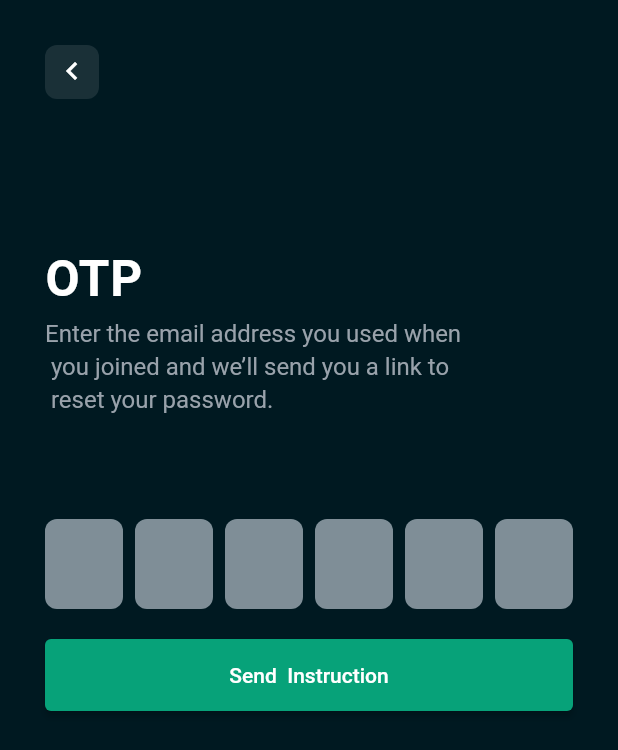
After one commit to MUKesh98m/Firebase_Authentications, a Flutter app: the otp_page screen opened directly, on a phone screen of 412 x 824 dp. The commit adds this screen. Shown: the top 750 px of the screen. Run offline on Flutter 3.47's test engine with Material 2 defaults, Android fonts, the phone set to English and light mode, and no system bars; drawn by our look-alikes of pinput; our stand-ins replace awesome_snackbar_content, cloud_firestore, firebase_auth, firebase_core, flutter_otp_text_field, flutter_secure_storage and 5 more; missing offline and left inert: floating_frosted_bottom_bar; accounts and stored records are empty; Roboto replaces fonts that are missing (SF Pro Display).

Commit message:
Phone Authentucation,otp

```diff
--- a/lib/Homepage.dart
+++ b/lib/Homepage.dart
@@ -1,3 +1,4 @@
+import 'package:auth/phoneauthentication.dart';
 import 'package:auth/profile%20page.dart';
 import 'package:auth/sign_in.dart';
 import 'package:auth/updatepassword.dart';
@@ -118,7 +119,7 @@ class _HomepageState extends State<Homepage>
             dragStartBehavior: DragStartBehavior.down,
             physics: const BouncingScrollPhysics(),
             children: [
-              update_password(),
+              phoneauthentication(),
               forgot_page(),
               verifyemail(),
             ]),
--- /dev/null
+++ b/lib/phoneauthentication.dart
@@ -0,0 +1,262 @@
+import 'package:auth/Homepage.dart';
+import 'package:auth/resetpassord.dart';
+import 'package:auth/sign_in.dart';
+import 'package:auth/textform.dart';
+import 'package:firebase_auth/firebase_auth.dart';
+import 'package:flutter/cupertino.dart';
+import 'package:flutter/material.dart';
+import 'package:flutter_otp_text_field/flutter_otp_text_field.dart';
+import 'package:flutter_secure_storage/flutter_secure_storage.dart';
+
+import 'package:hexcolor/hexcolor.dart';
+import 'package:pinput/pinput.dart';
+
+import 'constant.dart';
+
+class phoneauthentication extends StatefulWidget {
+  const phoneauthentication({Key? key}) : super(key: key);
+
+  @override
+  State<phoneauthentication> createState() => _phoneauthenticationState();
+}
+
+class _phoneauthenticationState extends State<phoneauthentication> {
+  TextEditingController number = TextEditingController();
+  final formKey = GlobalKey<FormState>();
+  final storage = new FlutterSecureStorage();
+
+  @override
+  Widget build(BuildContext context) {
+    return Scaffold(
+      backgroundColor: HexColor("#001921"),
+      body: SafeArea(
+        child: SingleChildScrollView(
+          child: Padding(
+            padding: const EdgeInsets.only(left: 30, right: 30),
+            child: Form(
+              key: formKey,
+              child: Column(
+                crossAxisAlignment: CrossAxisAlignment.start,
+                mainAxisAlignment: MainAxisAlignment.start,
+                children: [
+                  SizedBox(
+                    height: 30,
+                  ),
+                  Container(
+                    alignment: Alignment.center,
+                    width: 36,
+                    height: 36,
+                    child: IconButton(
+                        padding: EdgeInsets.only(bottom: 1),
+                        splashColor: Colors.transparent,
+                        highlightColor: Colors.transparent,
+                        onPressed: () {
+                          Navigator.pop(context);
+                        },
+                        icon: Icon(
+                          Icons.keyboard_arrow_left,
+                          color: Colors.white,
+                        )),
+                    decoration: BoxDecoration(
+                        color: Color.fromRGBO(255, 255, 255, 0.1),
+                        borderRadius: BorderRadius.all(Radius.circular(8))),
+                  ),
+                  SizedBox(
+                    height: 100,
+                  ),
+                  Container(
+                      alignment: Alignment.centerLeft,
+                      width: 300,
+                      height: 180,
+                      // color: Colors.red,
+                      child: Column(
+                        crossAxisAlignment: CrossAxisAlignment.start,
+                        children: [
+                          Container(
+                              width: 200,
+                              // color: Colors.greenAccent,
+                              child: Text(
+                                "Authenticate Phone",
+                                style: TextStyle(
+                                    fontSize: 33,
+                                    color: HexColor("#FFFFFF"),
+                                    fontFamily: 'SF Pro Display',
+                                    fontWeight: FontWeight.w700,
+                                    letterSpacing: 0.7),
+                              )),
+                          SizedBox(
+                            height: 5,
+                          ),
+                          Text(
+                            "Enter the email address you used when \n you joined and we’ll send you a link to \n reset your password.",
+                            style: TextStyle(
+                                height: 1.4,
+                                fontSize: 16,
+                                fontWeight: FontWeight.w400,
+                                color: HexColor("#99A2AB")),
+                          )
+                        ],
+                      )),
+                  textinputfield(
+                      controllers: number,
+                      textcolor: Colors.white,
+                      validator: validateMobile,
+                      icon: Icons.phone,
+                      text: "Enter Mobile Number"),
+                  SizedBox(
+                    height: 20,
+                  ),
+                  Container(
+                    width: 385,
+                    height: 48,
+                    decoration:
+                        BoxDecoration(borderRadius: BorderRadius.circular(10)),
+                    child: ElevatedButton(
+                        style: ButtonStyle(
+                            backgroundColor:
+                                MaterialStatePropertyAll(HexColor('#07A279'))),
+                        onPressed: () async {
+                          if (formKey.currentState!.validate()) {
+                            await FirebaseAuth.instance.verifyPhoneNumber(
+                              phoneNumber: '+91 7020843894',
+                              verificationCompleted:
+                                  (PhoneAuthCredential credential) {},
+                              verificationFailed: (FirebaseAuthException e) {
+                                print(e);
+                              },
+                              codeSent:
+                                  (String verificationId, int? resendToken) {
+                                Navigator.push(
+                                    context,
+                                    MaterialPageRoute(
+                                        builder: (context) => otp_page()));
+                              },
+                              codeAutoRetrievalTimeout:
+                                  (String verificationId) {},
+                            );
+                          }
+                        },
+                        child: Text("Send  Instruction")),
+                  )
+                ],
+              ),
+            ),
+          ),
+        ),
+      ),
+    );
+  }
+}
+
+class otp_page extends StatefulWidget {
+  const otp_page({Key? key}) : super(key: key);
+
+  @override
+  State<otp_page> createState() => _otp_pageState();
+}
+
+class _otp_pageState extends State<otp_page> {
+  @override
+  Widget build(BuildContext context) {
+    return Scaffold(
+      backgroundColor: HexColor("#001921"),
+      body: SafeArea(
+        child: SingleChildScrollView(
+          child: Padding(
+            padding: const EdgeInsets.only(left: 30, right: 30),
+            child: Column(
+              crossAxisAlignment: CrossAxisAlignment.start,
+              mainAxisAlignment: MainAxisAlignment.start,
+              children: [
+                SizedBox(
+                  height: 30,
+                ),
+                Container(
+                  alignment: Alignment.center,
+                  width: 36,
+                  height: 36,
+                  child: IconButton(
+                      padding: EdgeInsets.only(bottom: 1),
+                      splashColor: Colors.transparent,
+                      highlightColor: Colors.transparent,
+                      onPressed: () {
+                        Navigator.pop(context);
+                      },
+                      icon: Icon(
+                        Icons.keyboard_arrow_left,
+                        color: Colors.white,
+                      )),
+                  decoration: BoxDecoration(
+                      color: Color.fromRGBO(255, 255, 255, 0.1),
+                      borderRadius: BorderRadius.all(Radius.circular(8))),
+                ),
+                SizedBox(
+                  height: 100,
+                ),
+                Container(
+                    alignment: Alignment.centerLeft,
+                    width: 300,
+                    height: 180,
+                    // color: Colors.red,
+                    child: Column(
+                      crossAxisAlignment: CrossAxisAlignment.start,
+                      children: [
+                        Container(
+                            width: 200,
+                            // color: Colors.greenAccent,
+                            child: Text(
+                              "OTP",
+                              style: TextStyle(
+                                  fontSize: 33,
+                                  color: HexColor("#FFFFFF"),
+                                  fontFamily: 'SF Pro Display',
+                                  fontWeight: FontWeight.w700,
+                                  letterSpacing: 0.7),
+                            )),
+                        SizedBox(
+                          height: 5,
+                        ),
+                        Text(
+                          "Enter the email address you used when \n you joined and we’ll send you a link to \n reset your password.",
+                          style: TextStyle(
+                              height: 1.4,
+                              fontSize: 16,
+                              fontWeight: FontWeight.w400,
+                              color: HexColor("#99A2AB")),
+                        )
+                      ],
+                    )),
+                Pinput(
+                  forceErrorState: true,
+                  // errorText: 'Error',
+                  length: 6,
+                  pinputAutovalidateMode: PinputAutovalidateMode.onSubmit,
+                ),
+                SizedBox(
+                  height: 20,
+                ),
+                Container(
+                  width: 385,
+                  height: 48,
+                  decoration:
+                      BoxDecoration(borderRadius: BorderRadius.circular(10)),
+                  child: ElevatedButton(
+                      style: ButtonStyle(
+                          backgroundColor:
+                              MaterialStatePropertyAll(HexColor('#07A279'))),
+                      onPressed: () async {
+                        Navigator.push(
+                            context,
+                            MaterialPageRoute(
+                                builder: (context) => Homepage()));
+                      },
+                      child: Text("Send  Instruction")),
+                )
+              ],
+            ),
+          ),
+        ),
+      ),
+    );
+  }
+}
--- a/pubspec.yaml
+++ b/pubspec.yaml
@@ -51,6 +51,9 @@ dependencies:
   google_sign_in: ^5.4.2
   sign_in_button: ^3.0.0
   flutter_facebook_auth: ^4.4.1+1
+  flutter_otp_text_field: ^1.1.1
+  otp_text_field: ^1.1.3
+  pinput: ^2.2.16
 
 dev_dependencies:
   flutter_test:
```
Also changed, not shown: lib/socialmedialogin.dart (+0 -14 lines), pubspec.lock, 2 other files.
